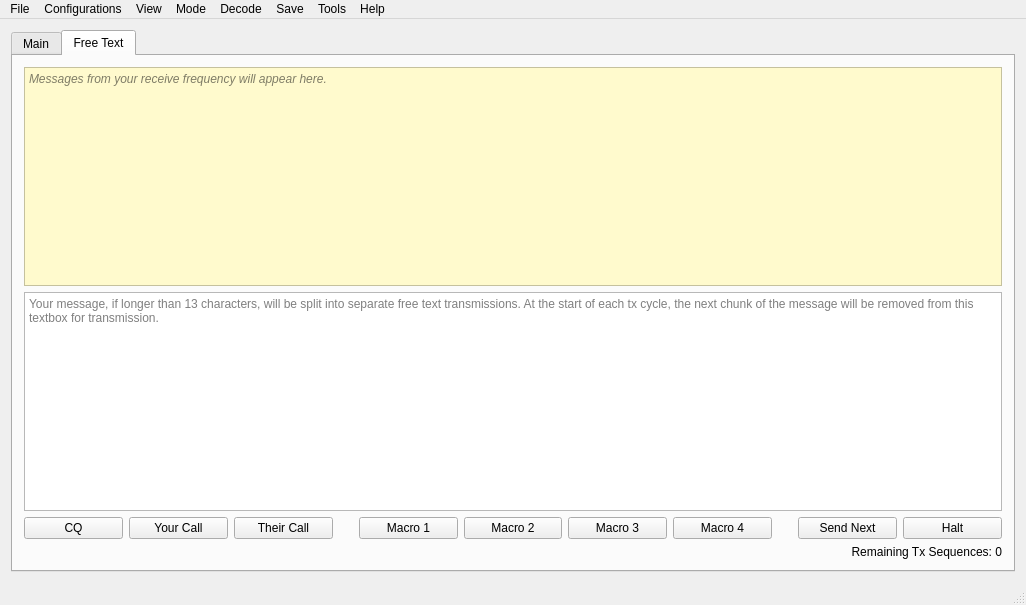
Old version of the form mainwindow.ui in the repository qcmiao1998/js8call.
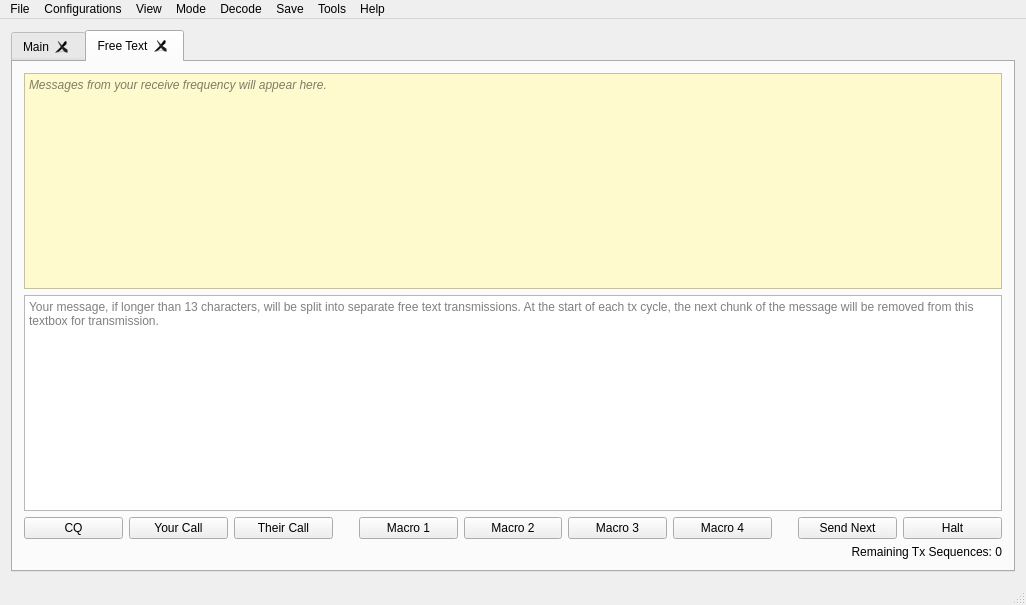
New version of the form. The open tabs and pages were chosen to show the change. Custom widgets are drawn as their Qt base class.

Commit message: Working through layout of extended qso window

The edit to the form file:
```diff
--- a/mainwindow.ui
+++ b/mainwindow.ui
@@ -20,6 +20,9 @@
    <layout class="QVBoxLayout" name="verticalLayout_3">
     <item>
      <widget class="QTabWidget" name="mainTabWidget">
+      <property name="enabled">
+       <bool>true</bool>
+      </property>
       <property name="tabPosition">
        <enum>QTabWidget::North</enum>
       </property>
@@ -29,6 +32,12 @@
       <property name="currentIndex">
        <number>0</number>
       </property>
+      <property name="tabsClosable">
+       <bool>true</bool>
+      </property>
+      <property name="tabBarAutoHide">
+       <bool>true</bool>
+      </property>
       <widget class="QWidget" name="mainTabOne">
        <attribute name="title">
         <string>Main</string>
@@ -2384,6 +2393,9 @@
        </layout>
       </widget>
       <widget class="QWidget" name="mainTabTwo">
+       <property name="enabled">
+        <bool>true</bool>
+       </property>
        <attribute name="title">
         <string>Free Text</string>
        </attribute>
```
The commit also changes 1 other file.
